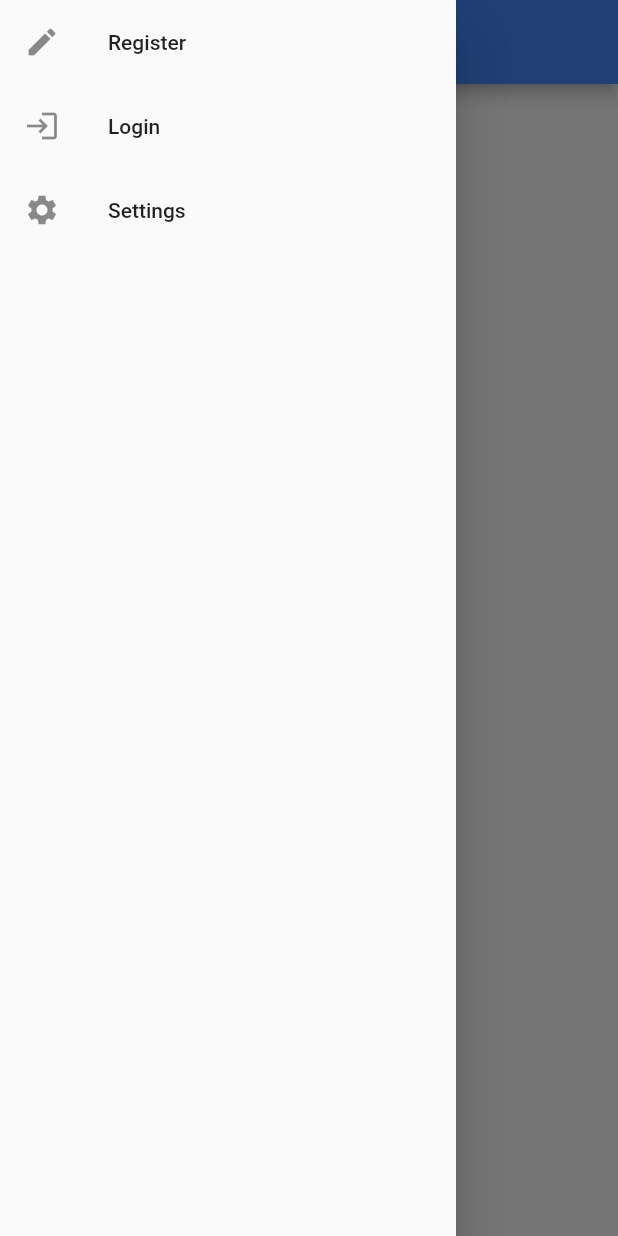
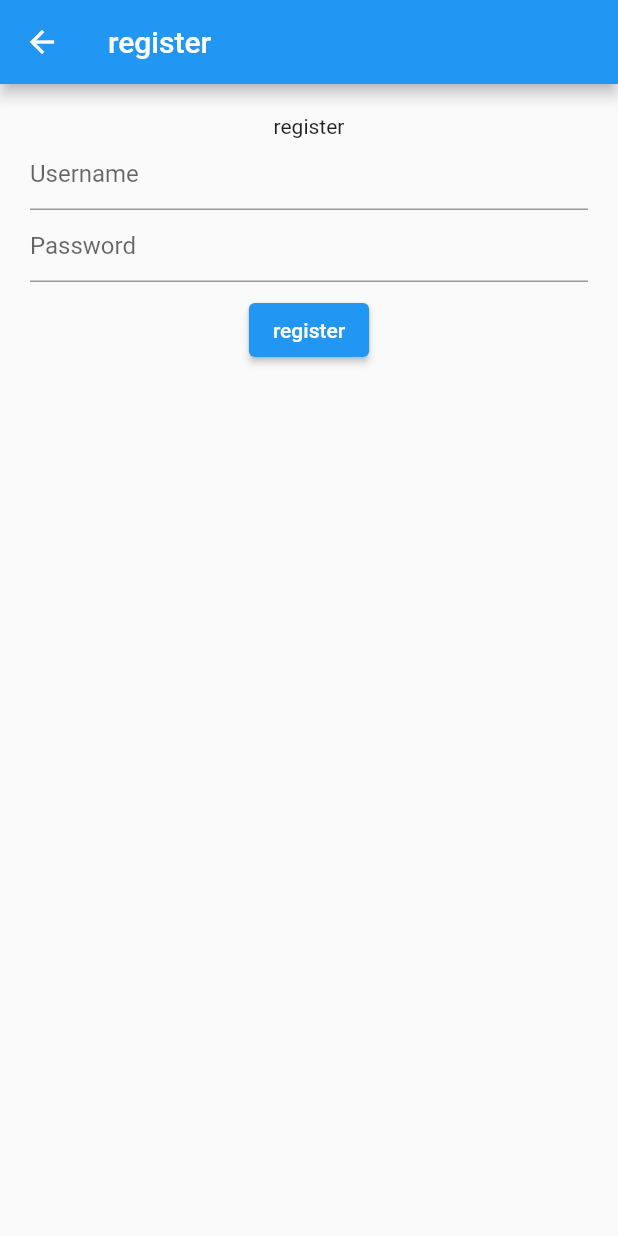
Before and after one commit to CodeRev89/Frontend_project, a Flutter app: the screen it shows after launch, in the side drawer, after a tap on "Register", on a phone screen of 412 x 824 dp. Run offline on Flutter 3.47's test engine with Material 2 defaults, Android fonts, the phone set to English and light mode, and no system bars; our stand-ins replace go_router.

Commit message:
commit 2

```diff
--- a/lib/main.dart
+++ b/lib/main.dart
@@ -2,6 +2,11 @@
 
 import 'package:flutter/material.dart';
 import 'package:go_router/go_router.dart';
+import 'package:travel_app/pages/settings.dart';
+import 'package:travel_app/pages/signup.dart';
+import 'package:travel_app/pages/welcomepage.dart';
+import 'package:travel_app/pages/loginpage.dart';
+import 'package:travel_app/pages/settings.dart';
 
 void main() {
   runApp(MyApp());
@@ -10,57 +15,31 @@ void main() {
 class MyApp extends StatelessWidget {
   @override
   Widget build(BuildContext context) {
-    return MaterialApp(
-      debugShowCheckedModeBanner: false,
-      home: HomeScreen(),
+    return MaterialApp.router(
+        routeInformationProvider: _router.routeInformationProvider,
+        routeInformationParser: _router.routeInformationParser,
+        routerDelegate: _router.routerDelegate,
       );
   }
-}
 
-class HomeScreen extends StatelessWidget {
-  @override
-  Widget build(BuildContext context) {
-    return Scaffold(
-      backgroundColor: Colors.white,
-      appBar: AppBar(
-        title: Text('Travel App'), centerTitle: true,
-        backgroundColor: Colors.blueAccent, // keep here until further changes
+  final _router = GoRouter(
+    routes: [
+      GoRoute(
+        path: '/',
+        builder: (context, state) => HomeScreen(), // default page
       ),
-      body: Row(mainAxisAlignment: MainAxisAlignment.center,
-        children: [
-          Column(mainAxisAlignment: MainAxisAlignment.center,
-            children: [
-              Image.asset(
-                "assets/images/applogo.png",
-                width: 30,
-                height: 30,
+      GoRoute(
+        path: '/signup',
+        builder: (context, state) => SignupPage(),
+      ),
+        GoRoute(
+        path: '/loginpage',
+        builder: (context, state) => SigninPage(),
+      ),
+        GoRoute(
+        path: '/settings',
+        builder: (context, state) => settingPage(),
       ),
     ],
-          ),
-        ],
-      ),
-      drawer: Drawer( child: ListView(
-
-        children: [
-          ListTile(
-            leading: Icon(Icons.mode),
-            title: Text('Register'),
-            onTap: () {GoRouter.of(context).push('/signup');},
-
-          ),
-          ListTile(
-            leading: Icon(Icons.login_outlined),
-            title: Text('Login'),
-          ),
-          ListTile(
-            leading: Icon(Icons.settings),
-            title: Text('Settings'),
-          ),
-        ],
-      )),
   );
-
-
-
 }
-}
--- a/pages/signup.dart
+++ b/lib/pages/loginpage.dart
@@ -1,22 +1,22 @@
 import 'package:flutter/cupertino.dart';
 import 'package:flutter/material.dart';
 
-class SignupPage extends StatelessWidget {
-  SignupPage({Key? key}) : super(key: key);
+class SigninPage extends StatelessWidget {
+  SigninPage({Key? key}) : super(key: key);
   final usernameController = TextEditingController();
   final passwordController = TextEditingController();
   @override
   Widget build(BuildContext context) {
     return Scaffold(
       appBar: AppBar(
-        title: const Text("Sign up"),
+        title: const Text("log in"),
       ),
       resizeToAvoidBottomInset: false,
       body: Padding(
         padding: const EdgeInsets.all(20.0),
         child: Column(
           children: [
-            const Text("Sign Up"),
+            const Text("log in"),
             TextField(
               decoration: const InputDecoration(hintText: 'Username'),
               controller: usernameController,
@@ -26,9 +26,12 @@ class SignupPage extends StatelessWidget {
               controller: passwordController,
               obscureText: true,
             ),
-            ElevatedButton(
-              onPressed: () {},
-              child: const Text("Sign Up"),
+            Padding(
+              padding: const EdgeInsets.all(8.0),
+              child: ElevatedButton(
+                onPressed: () {},
+                child: const Text("log in"),
+              ),
             )
           ],
         ),
--- /dev/null
+++ b/lib/pages/settings.dart
@@ -0,0 +1,12 @@
+import 'package:flutter/material.dart';
+import 'package:flutter/src/foundation/key.dart';
+import 'package:flutter/src/widgets/framework.dart';
+
+class settingPage extends StatelessWidget {
+   const settingPage({Key? key}) : super(key: key);
+
+  @override
+  Widget build(BuildContext context) {
+    return Scaffold(appBar: AppBar(title: const Text("under processing")),);
+  }
+}
--- /dev/null
+++ b/lib/pages/signup.dart
@@ -0,0 +1,45 @@
+import 'package:flutter/cupertino.dart';
+import 'package:flutter/material.dart';
+
+class SignupPage extends StatelessWidget {
+  SignupPage({Key? key}) : super(key: key);
+  final usernameController = TextEditingController();
+  final passwordController = TextEditingController();
+  @override
+  Widget build(BuildContext context) {
+
+
+    return Scaffold(
+      appBar: AppBar(
+        title: const Text("register"),
+      ),
+      resizeToAvoidBottomInset: false,
+      body: Padding(
+        padding: const EdgeInsets.all(20.0),
+        child: Column(
+          children: [
+            const Text("register"),
+            TextField(
+              decoration: const InputDecoration(hintText: 'Username'),
+              controller: usernameController,
+            ),
+            TextField(
+              decoration: const InputDecoration(hintText: 'Password'),
+              controller: passwordController,
+              obscureText: true,
+            ),
+            Padding(
+              padding: const EdgeInsets.all(8.0),
+              child: ElevatedButton(
+                onPressed: () {},
+                child: const Text("register"),
+              ),
+            )
+          ],
+        ),
+      ),
+
+    );
+  }
+
+}
--- /dev/null
+++ b/lib/pages/welcomepage.dart
@@ -0,0 +1,53 @@
+import 'package:flutter/cupertino.dart';
+import 'package:flutter/material.dart';
+import 'package:go_router/go_router.dart';
+
+class HomeScreen extends StatelessWidget {
+  @override
+  Widget build(BuildContext context) {
+    return Scaffold(
+      backgroundColor: Colors.white,
+      appBar: AppBar(
+        title: Text('Welcome'), centerTitle: true,
+        backgroundColor: Colors.blueAccent, // keep here until further changes
+      ),
+      body: Row(
+        mainAxisAlignment: MainAxisAlignment.center,
+        children: [
+          Column(
+            mainAxisAlignment: MainAxisAlignment.center,
+            children: [
+              Image.asset(
+                "assets/images/applogo.png",
+                width: 200,
+                height: 200,
+              ),
+            ],
+          ),
+        ],
+      ),
+      drawer: Drawer(
+          child: ListView(
+        children: [
+          ListTile(
+            leading: Icon(Icons.mode),
+            title: Text('Register'),
+            onTap: () {
+              GoRouter.of(context).push('/signup');
+            },
+          ),
+          ListTile(
+            leading: Icon(Icons.login_outlined),
+            title: Text('Login'),
+            onTap: () {GoRouter.of(context).push("/loginpage");} ,
+          ),
+          ListTile(
+            leading: Icon(Icons.settings),
+            title: Text('Settings'),
+            onTap: () {GoRouter.of(context).push("/settings");},
+          ),
+        ],
+      )),
+    );
+  }
+}
```
Lines whose indentation alone changed are shown as unchanged.
